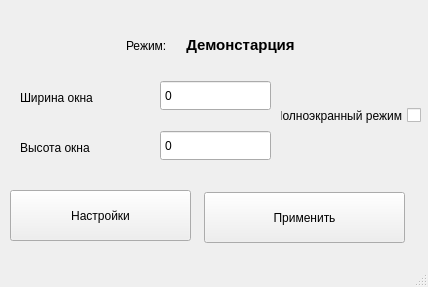
Above: AdminPanel.ui from Ivanm2114/2021-school-project before the change. Below: the same form after it.
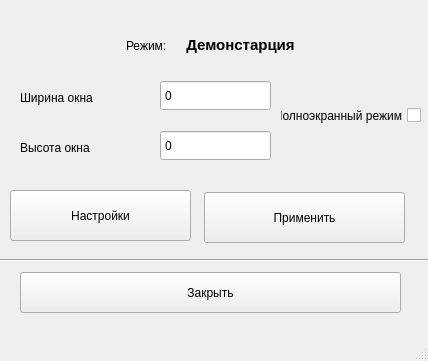
That is the form after the change. Icons and pictures are not drawn.

Diff of the .ui file:
```diff
--- a/AdminPanel.ui
+++ b/AdminPanel.ui
@@ -7,7 +7,7 @@
     <x>0</x>
     <y>0</y>
     <width>428</width>
-    <height>287</height>
+    <height>361</height>
    </rect>
   </property>
   <property name="windowTitle">
@@ -157,6 +157,32 @@
      <string>Применить</string>
     </property>
    </widget>
+   <widget class="QPushButton" name="closeButton">
+    <property name="geometry">
+     <rect>
+      <x>20</x>
+      <y>272</y>
+      <width>381</width>
+      <height>41</height>
+     </rect>
+    </property>
+    <property name="text">
+     <string>Закрыть</string>
+    </property>
+   </widget>
+   <widget class="Line" name="line">
+    <property name="geometry">
+     <rect>
+      <x>-3</x>
+      <y>250</y>
+      <width>471</width>
+      <height>20</height>
+     </rect>
+    </property>
+    <property name="orientation">
+     <enum>Qt::Horizontal</enum>
+    </property>
+   </widget>
   </widget>
   <widget class="QMenuBar" name="menubar">
    <property name="geometry">
```
